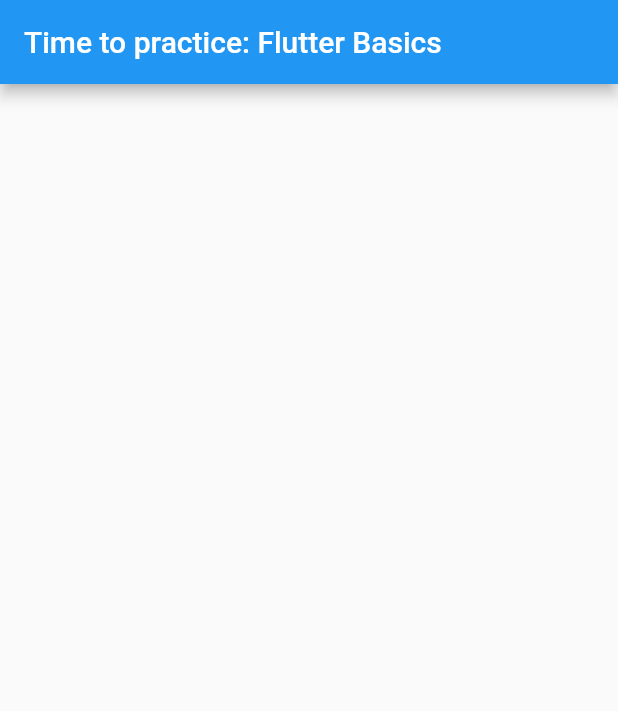
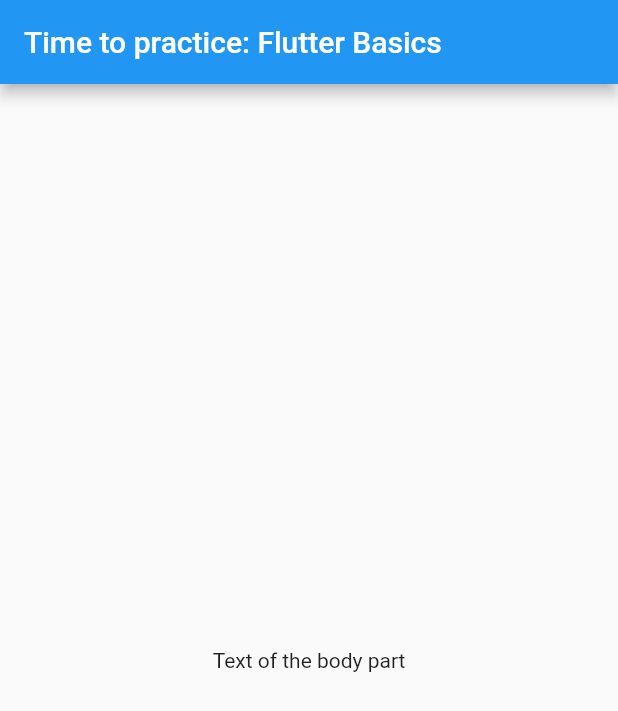
Before and after one commit to fede3mmanuel/practiceflutterbasics, a Flutter app: the screen it shows after launch, on a phone screen of 412 x 824 dp. Shown: the top 711 px of the screen. Run offline on Flutter 3.47's test engine with Material 2 defaults, Android fonts, the phone set to English and light mode, and no system bars.

Commit message:
added text on the body part

```diff
--- a/lib/main.dart
+++ b/lib/main.dart
@@ -11,9 +11,11 @@
   Widget build(BuildContext context) {
     return MaterialApp(
       home: Scaffold(
-          appBar: AppBar(
-        title: Text("Time to practice: Flutter Basics"),
-      )),
+        appBar: AppBar(
+          title: Text("Time to practice: Flutter Basics"),
+        ),
+        body: Center(child: Text('Text of the body part')),
+      ),
     );
   }
 }
```
